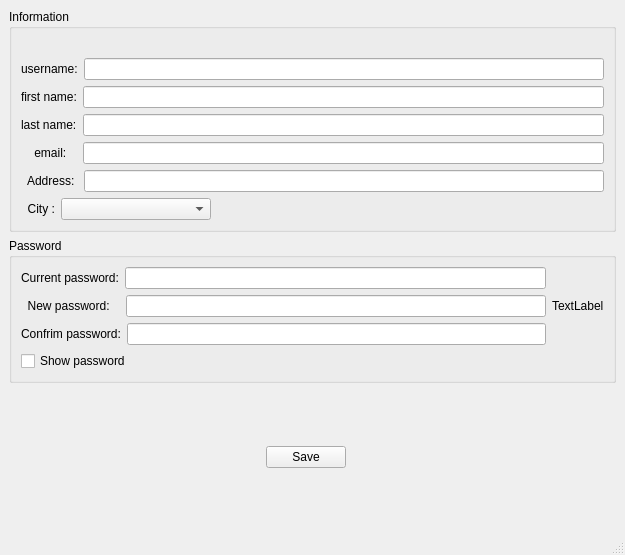
Qt form Stor/profilesetting.ui (AP-projects-4001/IUT-s-crackpots) before a commit.
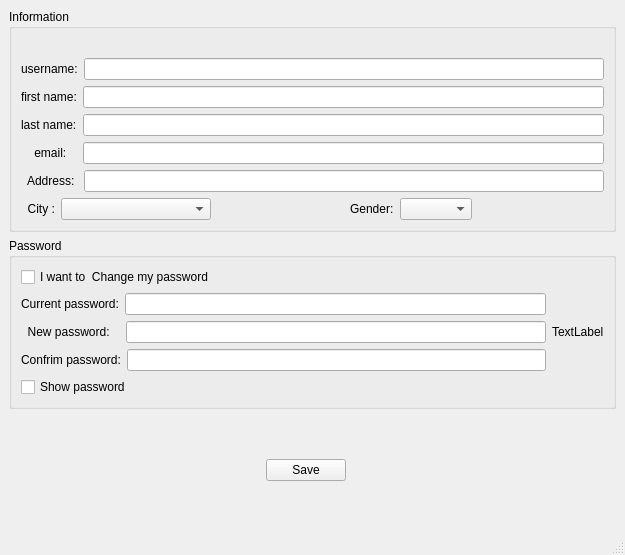
The same form after that commit.

What changed in the file:
```diff
--- a/Stor/profilesetting.ui
+++ b/Stor/profilesetting.ui
@@ -33,7 +33,24 @@
        <string>Password</string>
       </property>
       <layout class="QGridLayout" name="gridLayout_2">
-       <item row="0" column="0">
+       <item row="2" column="0">
+        <widget class="QCheckBox" name="showPasswordLabel">
+         <property name="enabled">
+          <bool>true</bool>
+         </property>
+         <property name="text">
+          <string>Show password</string>
+         </property>
+        </widget>
+       </item>
+       <item row="1" column="1">
+        <widget class="QLabel" name="securityLevelLabel">
+         <property name="text">
+          <string>TextLabel</string>
+         </property>
+        </widget>
+       </item>
+       <item row="1" column="0">
         <layout class="QVBoxLayout" name="verticalLayout">
          <item>
           <layout class="QHBoxLayout" name="horizontalLayout_6">
@@ -115,20 +132,10 @@
          </item>
         </layout>
        </item>
-       <item row="0" column="1">
-        <widget class="QLabel" name="securityLevelLabel">
+       <item row="0" column="0">
+        <widget class="QCheckBox" name="changePasswordcheckBox">
          <property name="text">
-          <string>TextLabel</string>
-         </property>
-        </widget>
-       </item>
-       <item row="1" column="0">
-        <widget class="QCheckBox" name="showPasswordLabel">
-         <property name="enabled">
-          <bool>true</bool>
-         </property>
-         <property name="text">
-          <string>Show password</string>
+          <string>I want to  Change my password</string>
          </property>
         </widget>
        </item>
@@ -258,6 +265,29 @@
            </property>
           </widget>
          </item>
+         <item>
+          <spacer name="horizontalSpacer_4">
+           <property name="orientation">
+            <enum>Qt::Horizontal</enum>
+           </property>
+           <property name="sizeHint" stdset="0">
+            <size>
+             <width>40</width>
+             <height>20</height>
+            </size>
+           </property>
+          </spacer>
+         </item>
+         <item>
+          <widget class="QLabel" name="label_11">
+           <property name="text">
+            <string>Gender:</string>
+           </property>
+          </widget>
+         </item>
+         <item>
+          <widget class="QComboBox" name="genderComboBox"/>
+         </item>
          <item>
           <spacer name="horizontalSpacer">
            <property name="orientation">
```
